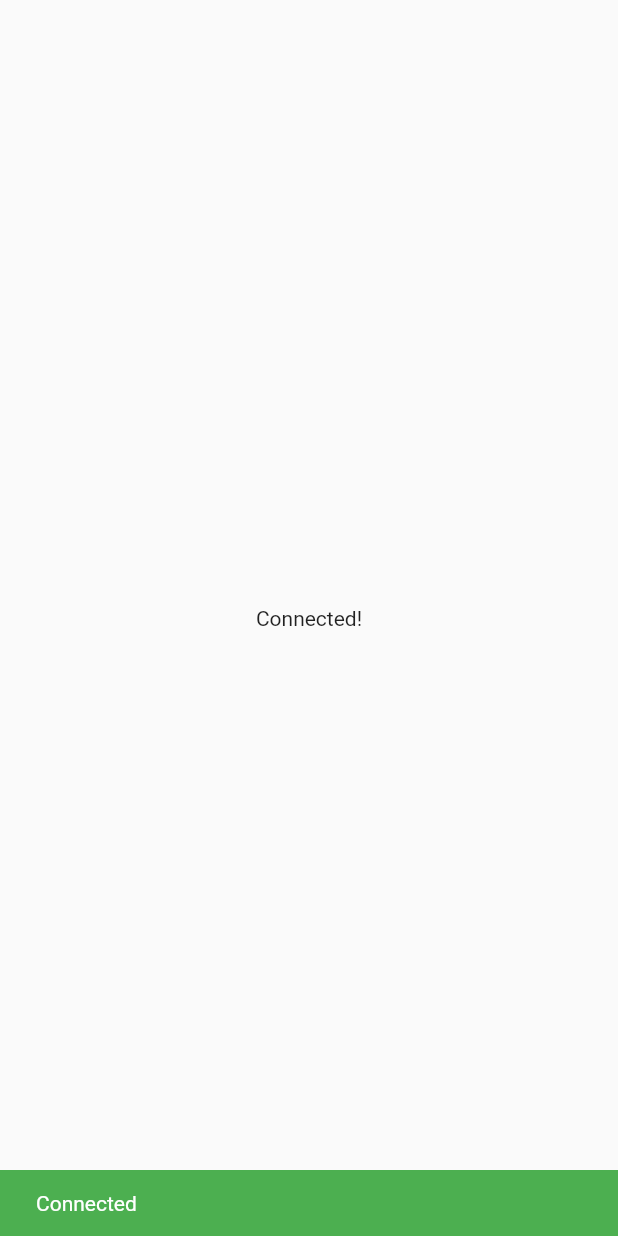
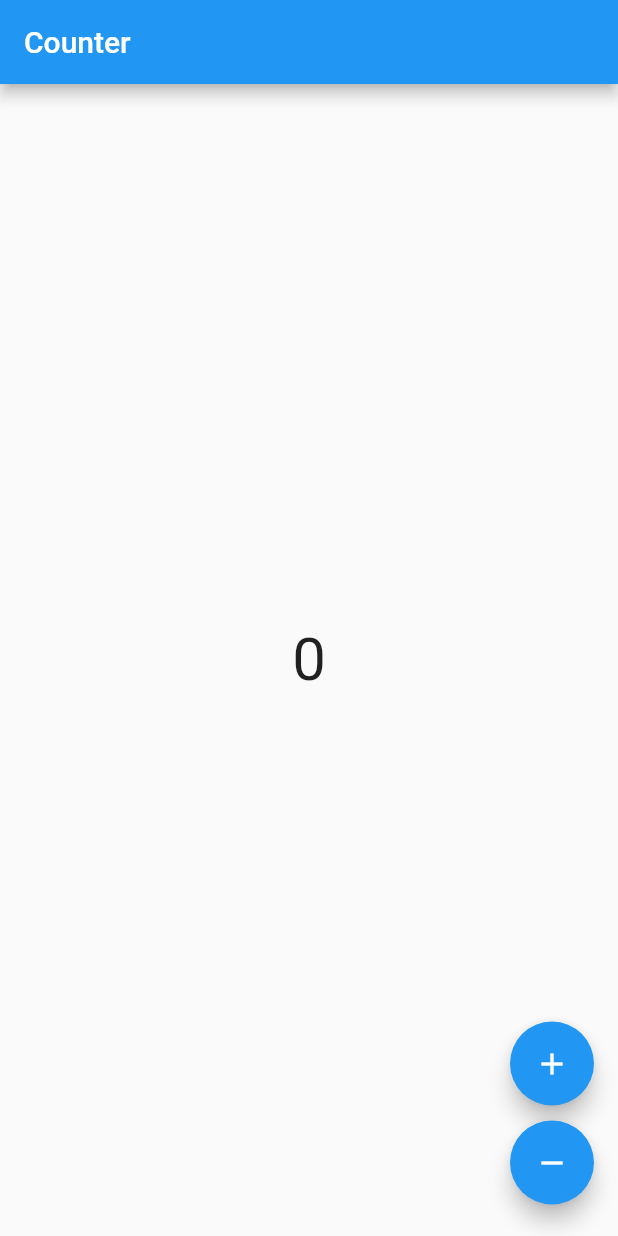
Before and after one commit to iusamaashraf/bloc-with-events-and-cubits, a Flutter app: the first screen one second after launch, on a phone screen of 412 x 824 dp. Run offline on Flutter 3.47's test engine with Material 2 defaults, Android fonts, the phone set to English and light mode, and no system bars; our stand-ins replace connectivity, flutter_bloc.

Commit message:
counter app in bloc

```diff
--- /dev/null
+++ b/lib/bloc/counter_bloc/counter_bloc.dart
@@ -0,0 +1,10 @@
+import 'package:bloc_practice/bloc/counter_bloc/counter_event.dart';
+import 'package:flutter_bloc/flutter_bloc.dart';
+
+class CounterBloc extends Bloc<CounterEvent, int> {
+  CounterBloc() : super(0) {
+    on<CounterIncrementPressed>((event, emit) => emit(state + 1));
+    on<CounterDecrementPressed>(
+        (event, emit) => emit(state <= 0 ? 0 : state - 1));
+  }
+}
--- /dev/null
+++ b/lib/bloc/counter_bloc/counter_event.dart
@@ -0,0 +1,5 @@
+abstract class CounterEvent {}
+
+class CounterIncrementPressed extends CounterEvent {}
+
+class CounterDecrementPressed extends CounterEvent {}
--- a/lib/main.dart
+++ b/lib/main.dart
@@ -1,4 +1,6 @@
+import 'package:bloc_practice/bloc/counter_bloc/counter_bloc.dart';
 import 'package:bloc_practice/bloc/internet_bloc/internet_bloc.dart';
+import 'package:bloc_practice/screens/counter_screen.dart';
 import 'package:bloc_practice/screens/home_screen.dart';
 import 'package:flutter/material.dart';
 import 'package:flutter_bloc/flutter_bloc.dart';
@@ -13,13 +15,19 @@ class MyApp extends StatelessWidget {
   // This widget is the root of your application.
   @override
   Widget build(BuildContext context) {
-    return BlocProvider(
-      create: (context) => InternetBloc(),
-      child: MaterialApp(
-        theme: ThemeData(
-          primarySwatch: Colors.blue,
-        ),
-        home: HomeScreen(),
+    // return BlocProvider(
+    //   create: (context) => InternetBloc(),
+    //   child: MaterialApp(
+    //     theme: ThemeData(
+    //       primarySwatch: Colors.blue,
+    //     ),
+    //     home: HomeScreen(),
+    //   ),
+    // );
+    return MaterialApp(
+      home: BlocProvider(
+        create: (_) => CounterBloc(),
+        child: const CounterPage(),
       ),
     );
   }
--- /dev/null
+++ b/lib/screens/counter_screen.dart
@@ -0,0 +1,55 @@
+import 'package:bloc_practice/bloc/counter_bloc/counter_bloc.dart';
+import 'package:bloc_practice/bloc/counter_bloc/counter_event.dart';
+import 'package:flutter/material.dart';
+import 'package:flutter_bloc/flutter_bloc.dart';
+
+class CounterPage extends StatelessWidget {
+  const CounterPage({super.key});
+
+  @override
+  Widget build(BuildContext context) {
+    return Scaffold(
+      appBar: AppBar(
+        title: const Text("Counter"),
+      ),
+      body: BlocBuilder<CounterBloc, int>(builder: (context, count) {
+        return Center(
+          child:
+              // count < 0
+              //     ? const Scaffold.of(context).showSnackBar(const SnackBar(
+              //         content: Text(
+              //             'Value is equal to 0 now we can\'t decrease this value because 0 is minimum number in app')))
+              //     :
+              Text(
+            '$count',
+            style: const TextStyle(fontSize: 40),
+          ),
+        );
+      }),
+      floatingActionButton: Column(
+        crossAxisAlignment: CrossAxisAlignment.end,
+        mainAxisAlignment: MainAxisAlignment.end,
+        children: [
+          Padding(
+            padding: const EdgeInsets.symmetric(vertical: 5),
+            child: FloatingActionButton(
+              onPressed: () {
+                context.read<CounterBloc>().add(CounterIncrementPressed());
+              },
+              child: const Icon(Icons.add),
+            ),
+          ),
+          Padding(
+            padding: const EdgeInsets.symmetric(vertical: 5),
+            child: FloatingActionButton(
+              onPressed: () {
+                context.read<CounterBloc>().add(CounterDecrementPressed());
+              },
+              child: const Icon(Icons.remove),
+            ),
+          ),
+        ],
+      ),
+    );
+  }
+}
```
Also changed, not shown: lib/cubits/internet_cubits.dart (added), lib/cubits/internet_state.dart (added).
